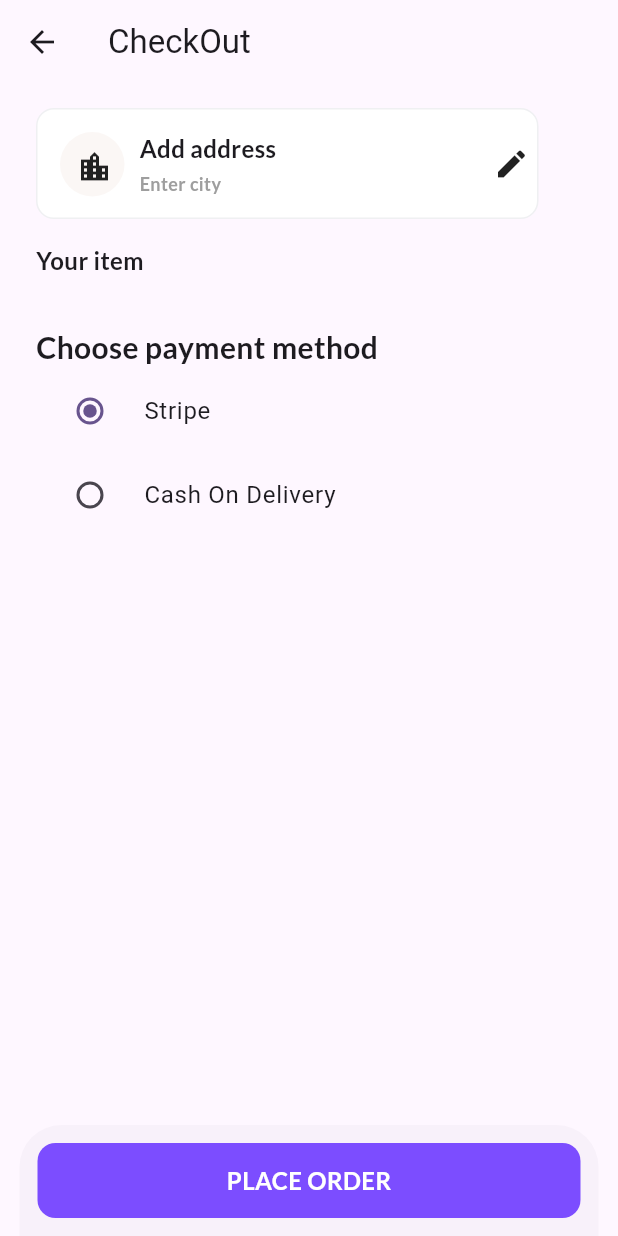
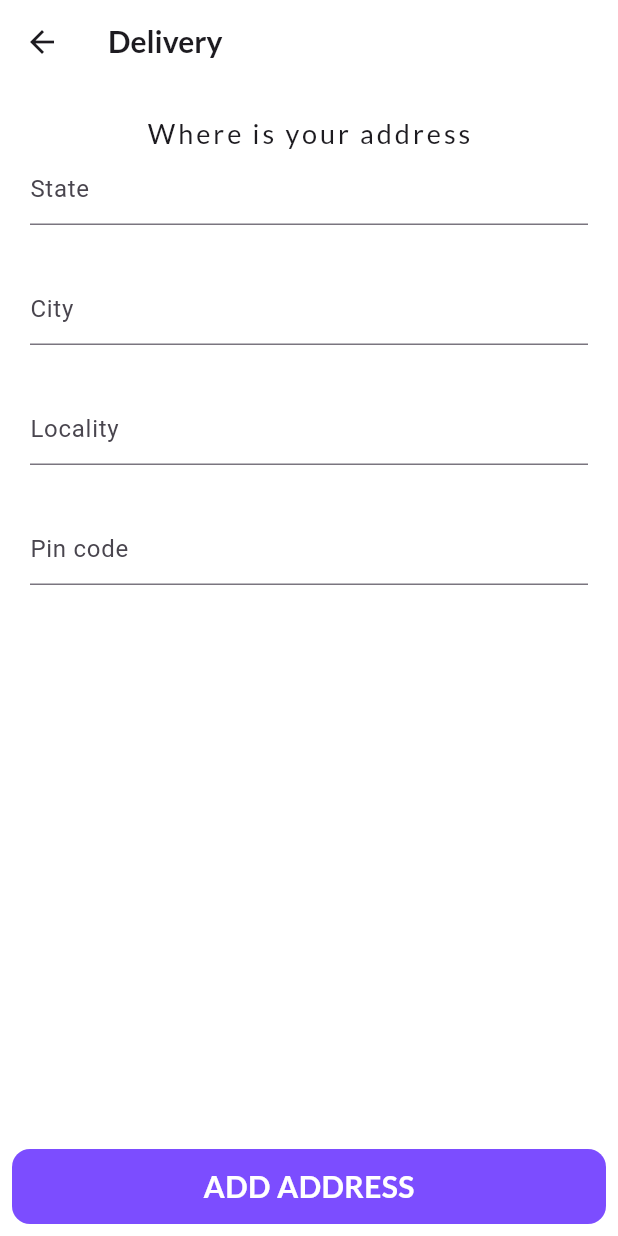
Before and after one commit to theplayernumberzero/Flutter_Multi_Store_App, a Flutter app: the CheckoutScreen screen opened directly, after a tap on "Add address", on a phone screen of 412 x 824 dp. Run offline on Flutter 3.47's test engine with Material 3 defaults, Android fonts, the phone set to English and light mode, and no system bars; our stand-ins replace badges, cached_network_image, cloud_firestore, file_picker, firebase_auth, firebase_core and 5 more; missing offline and left inert: flutter_admin_scaffold; accounts and stored records are empty.

Commit message:
Shipping address added

```diff
--- a/mac_store_app/lib/main.dart
+++ b/mac_store_app/lib/main.dart
@@ -29,7 +29,7 @@ class MyApp extends StatelessWidget {
           colorScheme: ColorScheme.fromSeed(seedColor: Colors.deepPurple),
           useMaterial3: true,
         ),
-        home: MainScreen(),
+        home: LoginScreen(),
         //Dependecy injection
         initialBinding: BindingsBuilder(() {
           Get.put<CategoryController>(CategoryController());
--- a/mac_store_app/lib/provider/cart_provider.dart
+++ b/mac_store_app/lib/provider/cart_provider.dart
@@ -105,5 +105,5 @@ class CardNotifier extends StateNotifier<Map<String, CartModels>> {
   }
 
   //Retrieve value of object
-  Map<String, CartModels> get getCardItem => state;
+  Map<String, CartModels> get getCartItem => state;
 }
--- a/mac_store_app/lib/views/screens/authentication_screens/login_screen.dart
+++ b/mac_store_app/lib/views/screens/authentication_screens/login_screen.dart
@@ -170,6 +170,7 @@ class _LoginScreenState extends State<LoginScreen> {
                       }
                       return null; // Valid
                     },
+                    obscureText: _isObscure,
                     decoration: InputDecoration(
                         fillColor: Colors.white,
                         filled: true,
--- a/mac_store_app/lib/views/screens/inner_screens/checkout_screen.dart
+++ b/mac_store_app/lib/views/screens/inner_screens/checkout_screen.dart
@@ -4,6 +4,8 @@ import 'package:flutter/material.dart';
 import 'package:flutter_riverpod/flutter_riverpod.dart';
 import 'package:google_fonts/google_fonts.dart';
 import 'package:mac_store_app/provider/cart_provider.dart';
+import 'package:mac_store_app/views/screens/inner_screens/shipping_address_screen.dart';
+import 'package:mac_store_app/views/screens/main_screen.dart';
 import 'package:mac_store_app/views/screens/nav_screens/home_screen.dart';
 import 'package:uuid/uuid.dart';
 
@@ -19,6 +21,37 @@ class _CheckoutScreenState extends ConsumerState<CheckoutScreen> {
   bool isLoading = false;
   final FirebaseAuth _auth = FirebaseAuth.instance;
   String _selectedPaymentMethod = 'stripe';
+
+  //User information
+  String state = '';
+  String city = '';
+  String locality = '';
+  String pincode = '';
+
+  @override
+  void initState() {
+    getUserData();
+    super.initState();
+  }
+
+  //get user datas
+  void getUserData() {
+    Stream<DocumentSnapshot> userDataStream =
+        _firestore.collection('buyers').doc(_auth.currentUser!.uid).snapshots();
+
+    //listen stream and update the data
+    userDataStream.listen((DocumentSnapshot userData) {
+      if (userData.exists) {
+        setState(() {
+          state = userData.get('state');
+          city = userData.get('city');
+          locality = userData.get('locality');
+          pincode = userData.get('pincode');
+        });
+      }
+    });
+  }
+
   @override
   Widget build(BuildContext context) {
     final cartProviderData = ref.read(cartProvider);
@@ -33,7 +66,12 @@ class _CheckoutScreenState extends ConsumerState<CheckoutScreen> {
             crossAxisAlignment: CrossAxisAlignment.start,
             children: [
               GestureDetector(
-                onTap: () {},
+                onTap: () {
+                  Navigator.push(
+                      context,
+                      MaterialPageRoute(
+                          builder: (context) => ShippingAddressScreen()));
+                },
                 child: SizedBox(
                   width: 335,
                   height: 74,
@@ -301,7 +339,22 @@ class _CheckoutScreenState extends ConsumerState<CheckoutScreen> {
           ),
         ),
       ),
-      bottomSheet: Padding(
+      bottomSheet: state == ""
+          ? Padding(
+              padding: const EdgeInsets.all(8.0),
+              child: TextButton(
+                  onPressed: () {
+                    Navigator.push(
+                        context,
+                        MaterialPageRoute(
+                            builder: (context) => ShippingAddressScreen()));
+                  },
+                  child: Text(
+                    "Add address",
+                    style: TextStyle(fontSize: 20),
+                  )),
+            )
+          : Padding(
               padding: const EdgeInsets.all(12.0),
               child: GestureDetector(
                 onTap: () async {
@@ -311,8 +364,11 @@ class _CheckoutScreenState extends ConsumerState<CheckoutScreen> {
                     setState(() {
                       isLoading = true;
                     });
-              for (var item
-                  in ref.read(cartProvider.notifier).getCardItem.values) {
+                    for (var item in ref
+                        .read(cartProvider.notifier)
+                        .getCartItem
+                        .values
+                        .toList()) {
                       //getting user
                       DocumentSnapshot userDoc = await _firestore
                           .collection("buyers")
@@ -331,21 +387,27 @@ class _CheckoutScreenState extends ConsumerState<CheckoutScreen> {
                         'price': item.quantity * item.productPrice,
                         'category': item.categoryName,
                         'productImage': item.imageUrl[0],
-                  'state': (userDoc.data() as Map<String, dynamic>)['state'],
-                  'email': (userDoc.data() as Map<String, dynamic>)['email'],
-                  'locality':
-                      (userDoc.data() as Map<String, dynamic>)['locality'],
-                  'fullName':
-                      (userDoc.data() as Map<String, dynamic>)['fullname'],
+                        'state':
+                            (userDoc.data() as Map<String, dynamic>)['state'],
+                        'email':
+                            (userDoc.data() as Map<String, dynamic>)['email'],
+                        'locality': (userDoc.data()
+                            as Map<String, dynamic>)['locality'],
+                        'fullName': (userDoc.data()
+                            as Map<String, dynamic>)['fullname'],
                         'buyerId': _auth.currentUser!.uid,
                         'deliveredCount': 0,
                         'delivered': false,
                         'processing': true,
                       }).whenComplete(() {
                         cartProviderData.clear();
+                        ScaffoldMessenger.of(context).showSnackBar(
+                            SnackBar(content: Text('İşlem başarılı')));
                         //Not stacked
-                  Navigator.pushReplacement(context,
-                      MaterialPageRoute(builder: (context) => HomeScreen()));
+                        Navigator.pushReplacement(
+                            context,
+                            MaterialPageRoute(
+                                builder: (context) => MainScreen()));
                         setState(() {
                           isLoading = false;
                         });
--- /dev/null
+++ b/mac_store_app/lib/views/screens/inner_screens/shipping_address_screen.dart
@@ -0,0 +1,187 @@
+import 'package:cloud_firestore/cloud_firestore.dart';
+import 'package:firebase_auth/firebase_auth.dart';
+import 'package:flutter/material.dart';
+import 'package:google_fonts/google_fonts.dart';
+
+class ShippingAddressScreen extends StatefulWidget {
+  const ShippingAddressScreen({super.key});
+
+  @override
+  State<ShippingAddressScreen> createState() => _ShippingAddressScreenState();
+}
+
+class _ShippingAddressScreenState extends State<ShippingAddressScreen> {
+  final FirebaseFirestore _firestore = FirebaseFirestore.instance;
+  final FirebaseAuth _auth = FirebaseAuth.instance;
+  final GlobalKey<FormState> _formKey = GlobalKey<FormState>();
+
+  late String state;
+  late String city;
+  late String locality;
+  late String pinCode;
+  @override
+  Widget build(BuildContext context) {
+    return Scaffold(
+      backgroundColor: Colors.white,
+      appBar: AppBar(
+        elevation: 0,
+        backgroundColor: Colors.white,
+        title: Text(
+          "Delivery",
+          style: GoogleFonts.lato(
+            fontSize: 20,
+            fontWeight: FontWeight.w700,
+          ),
+        ),
+      ),
+      body: Padding(
+        padding: const EdgeInsets.all(20.0),
+        child: Center(
+          child: Form(
+            key: _formKey,
+            child: Column(
+              children: [
+                Text(
+                  "Where is your address",
+                  style: GoogleFonts.lato(
+                    fontSize: 18,
+                    letterSpacing: 2,
+                  ),
+                ),
+                TextFormField(
+                  onChanged: (value) {
+                    state = value;
+                  },
+                  validator: (value) {
+                    if (value!.isEmpty) {
+                      return "Enter State";
+                    } else {
+                      return null;
+                    }
+                  },
+                  decoration: InputDecoration(hintText: "State"),
+                ),
+                SizedBox(
+                  height: 32,
+                ),
+                TextFormField(
+                  onChanged: (value) {
+                    city = value;
+                  },
+                  validator: (value) {
+                    if (value!.isEmpty) {
+                      return "Enter City";
+                    } else {
+                      return null;
+                    }
+                  },
+                  decoration: InputDecoration(hintText: "City"),
+                ),
+                SizedBox(
+                  height: 32,
+                ),
+                TextFormField(
+                  onChanged: (value) {
+                    locality = value;
+                  },
+                  validator: (value) {
+                    if (value!.isEmpty) {
+                      return "Enter Locality";
+                    } else {
+                      return null;
+                    }
+                  },
+                  decoration: InputDecoration(hintText: "Locality"),
+                ),
+                SizedBox(
+                  height: 32,
+                ),
+                TextFormField(
+                  onChanged: (value) {
+                    pinCode = value;
+                  },
+                  validator: (value) {
+                    if (value!.isEmpty) {
+                      return "Enter Pin Code";
+                    } else {
+                      return null;
+                    }
+                  },
+                  keyboardType: TextInputType.number,
+                  decoration: InputDecoration(hintText: "Pin code"),
+                ),
+              ],
+            ),
+          ),
+        ),
+      ),
+      bottomNavigationBar: Padding(
+        padding: const EdgeInsets.all(8.0),
+        child: GestureDetector(
+          onTap: () async {
+            if (_formKey.currentState!.validate()) {
+              //update address info of user
+              _showDialog(context);
+              await _firestore
+                  .collection('buyers')
+                  .doc(_auth.currentUser!.uid)
+                  .update({
+                'state': state,
+                'city': city,
+                'locality': locality,
+                'pincode': pinCode
+              }).whenComplete(() {
+                Navigator.of(context).pop();
+              });
+            } else {
+              //show snackbar of error
+            }
+          },
+          child: Container(
+            width: MediaQuery.of(context).size.width,
+            height: 50,
+            decoration: BoxDecoration(
+              color: Colors.deepPurpleAccent,
+              borderRadius: BorderRadius.circular(12),
+            ),
+            child: Center(
+              child: Text(
+                "ADD ADDRESS",
+                style: GoogleFonts.lato(
+                  fontSize: 20,
+                  color: Colors.white,
+                  fontWeight: FontWeight.bold,
+                ),
+              ),
+            ),
+          ),
+        ),
+      ),
+    );
+  }
+
+  void _showDialog(BuildContext context) {
+    showDialog(
+        context: context,
+        barrierDismissible: false, //user cant avoided
+        builder: (BuildContext context) {
+          return AlertDialog(
+            title: Text("Updating Address"),
+            content: Column(
+              mainAxisSize: MainAxisSize.min,
+              children: [
+                CircularProgressIndicator(),
+                SizedBox(
+                  height: 12,
+                ),
+                Text("Please wait..")
+              ],
+            ),
+          );
+        });
+
+    Future.delayed(Duration(seconds: 3), () {
+      Navigator.of(context).pop();
+    });
+  }
+}
```
Lines whose indentation alone changed are shown as unchanged.
